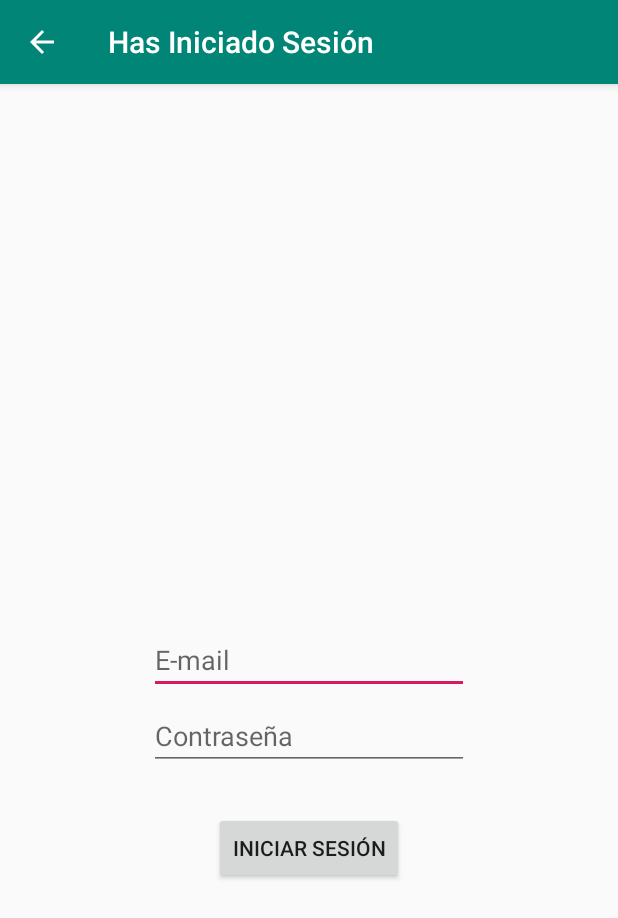
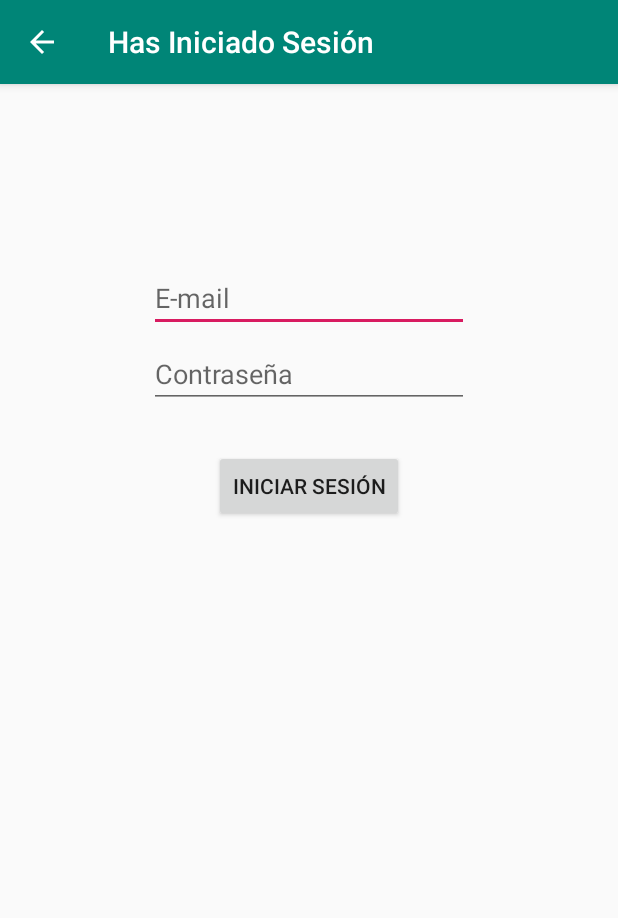
Before and after one commit to ICC-4102-APLICACIONESMOVILES/lab1-barracius, an Android app: the MainActivity screen opened directly, with no data from a screen before it, after a tap on "INICIAR SESIÓN", on a phone screen of 412 x 824 dp. Shown: the top 918 px of the screen. Run offline under Robolectric (Android 15) with nearby library versions, the phone set to English and light mode, and no system bars.

Commit message:
bugs fixed

```diff
--- a/app/src/main/java/com/example/lab1app/MainActivity.kt
+++ b/app/src/main/java/com/example/lab1app/MainActivity.kt
@@ -13,9 +13,9 @@ class MainActivity : AppCompatActivity() {
         super.onCreate(savedInstanceState)
         setContentView(R.layout.activity_main)
         button.setOnClickListener{
-            if (checkEmail(((editText1.text.toString()))) && editText2.text.toString() != null){
+            if (checkEmail(((editText1.text.toString()))) && editText2.text.toString() != ""){
                 Toast.makeText(this@MainActivity,"Has iniciado sesión con exito!",Toast.LENGTH_SHORT).show()
-                val intent = Intent(this,MainActivity::class.java)
+                val intent = Intent(this,SecondActivity::class.java)
                 startActivity(intent)
             }
             else{
--- a/app/src/main/res/layout/activity_main.xml
+++ b/app/src/main/res/layout/activity_main.xml
@@ -18,7 +18,7 @@
             app:layout_constraintTop_toTopOf="parent"
             app:layout_constraintLeft_toLeftOf="parent"
             app:layout_constraintRight_toRightOf="parent"
-            app:layout_constraintBottom_toBottomOf="parent"/>
+            android:layout_marginTop="120dp"/>
 
     <EditText
             android:id="@+id/editText2"
--- a/app/src/main/res/layout/activity_second.xml
+++ b/app/src/main/res/layout/activity_second.xml
@@ -16,7 +16,7 @@
             app:layout_constraintLeft_toLeftOf="parent"
             android:layout_marginTop="20dp"
             android:id="@+id/button2"
-            android:onClick="LaunchSignUp"/>
+            />
     <TextView
             android:text="Debes iniciar sesion"
             android:layout_width="wrap_content"
@@ -24,7 +24,7 @@
             app:layout_constraintLeft_toLeftOf="parent"
             app:layout_constraintRight_toRightOf="parent"
             app:layout_constraintTop_toTopOf="parent"
-            app:layout_constraintBottom_toBottomOf="parent"
+            android:layout_marginTop="120dp"
             android:id="@+id/textView"/>
 
     <TextView
```
